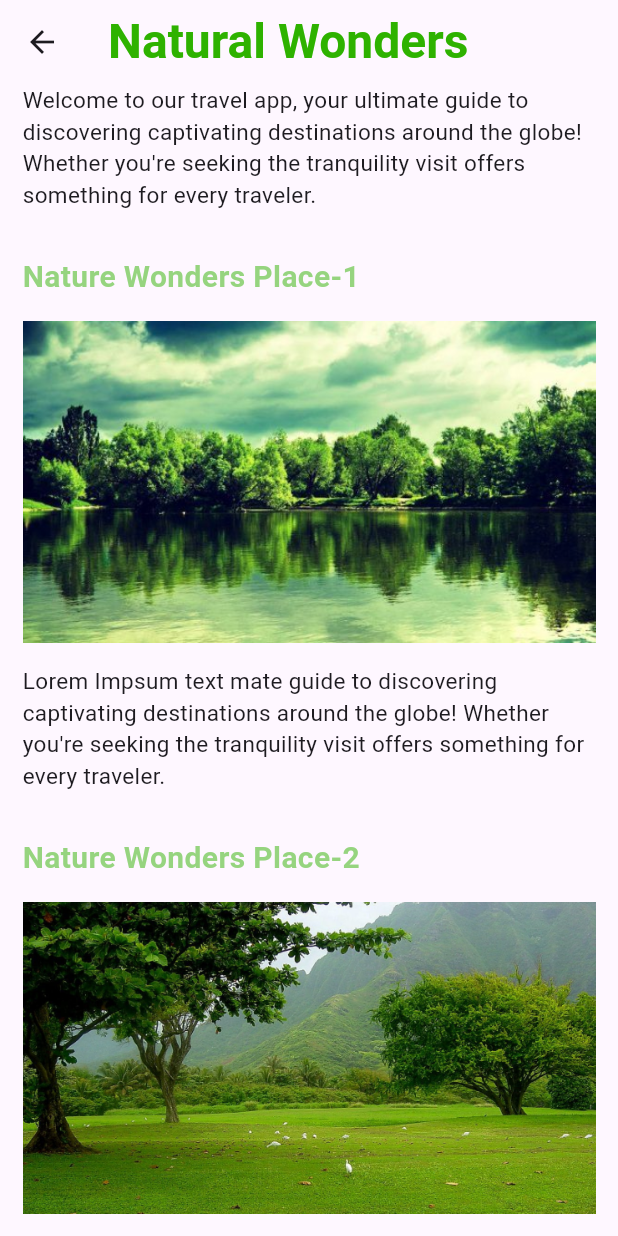
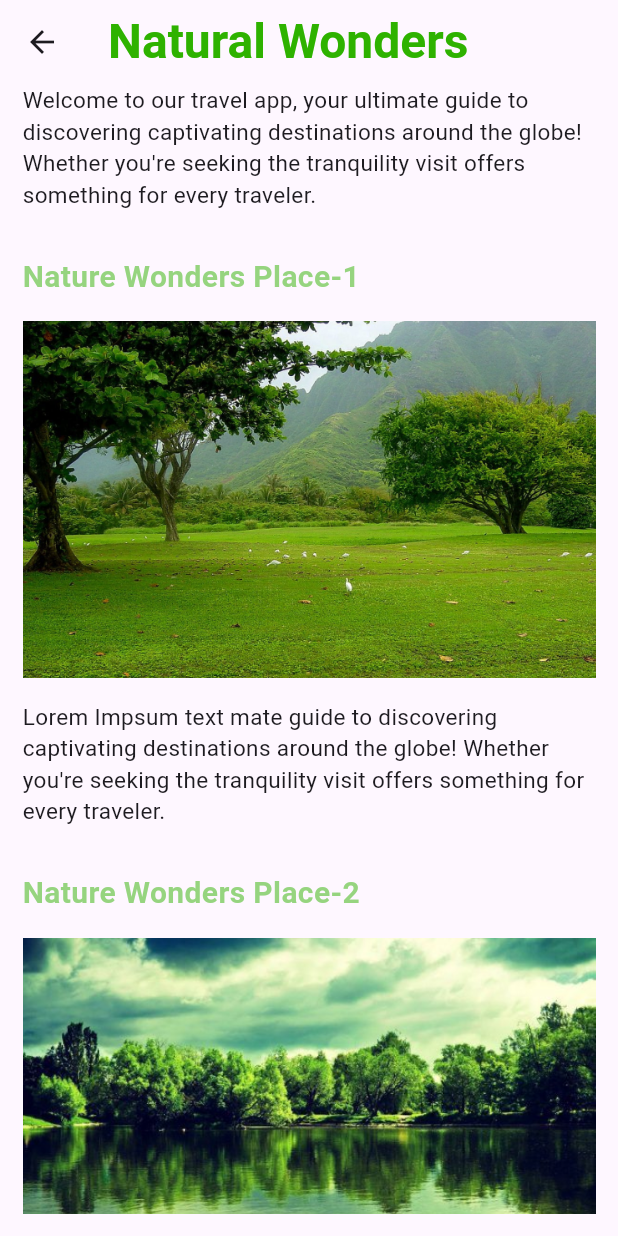
Before and after one commit to Pranab-1994/flutter_natureapp, a Flutter app: the screen it shows after launch, after a tap on "Natural Wonders", on a phone screen of 412 x 824 dp. Run offline on Flutter 3.47's test engine with Material 3 defaults, Android fonts, the phone set to English and light mode, and no system bars.

Commit message:
new code push

```diff
--- a/lib/pages/dashboard/nature_details.dart
+++ b/lib/pages/dashboard/nature_details.dart
@@ -33,7 +33,9 @@ class NatureDetails extends StatelessWidget {
               buildHeaderDetails2(
                 natureName: "Nature Wonders Place-1",
               ),
-              buildImagePortion1(natureImg: "assets/images/nature1.png"),
+              buildImagePortion1(
+                natureImg: "assets/images/nature2.png",
+              ),
               const SizedBox(
                 height: 15,
               ),
@@ -44,7 +46,32 @@ class NatureDetails extends StatelessWidget {
               buildHeaderDetails2(
                 natureName: "Nature Wonders Place-2",
               ),
-              buildImagePortion1(natureImg: "assets/images/nature2.png"),
+              buildImagePortion1(
+                natureImg: "assets/images/nature1.png",
+              ),
+              const SizedBox(
+                height: 15,
+              ),
+              buildHeaderDetails(
+                headTitle:
+                    "Welcome to our travel app, your ultimate guide to discovering captivating destinations around the globe! Whether you're seeking the tranquility visit offers something for every traveler.",
+              ),
+              buildHeaderDetails2(
+                natureName: "Nature Wonders Place-3",
+              ),
+              buildImagePortion1(
+                natureImg: "assets/images/nature3.png",
+              ),
+              const SizedBox(
+                height: 15,
+              ),
+              buildHeaderDetails(
+                headTitle:
+                    "Welcome to our travel app, your ultimate guide to discovering captivating destinations around the globe! Whether you're seeking the tranquility visit offers something for every traveler.",
+              ),
+              const SizedBox(
+                height: 60,
+              ),
             ],
           ),
         ),
```
Also changed, not shown: assets/images/nature3.png (added).
